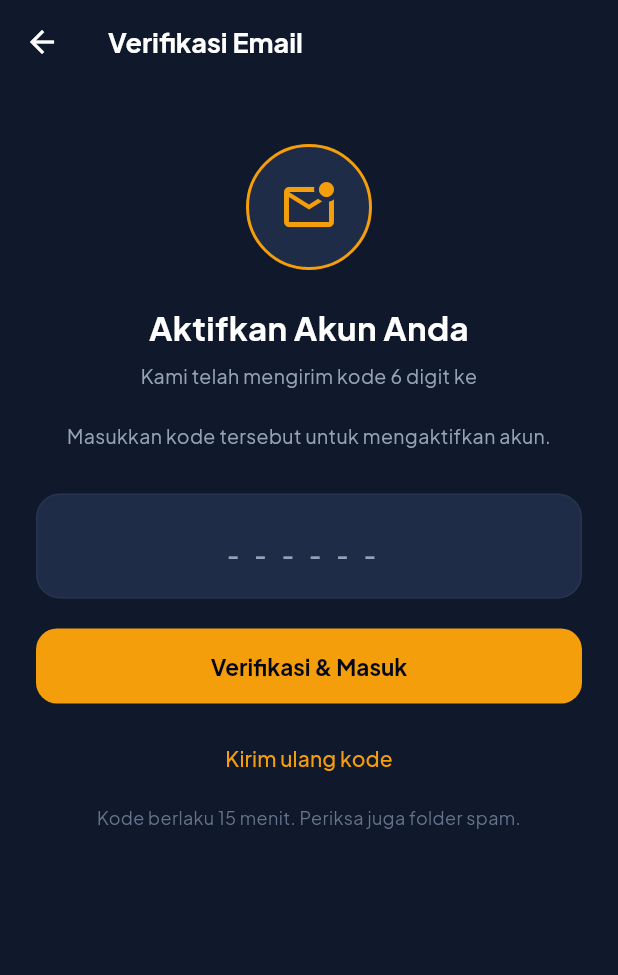
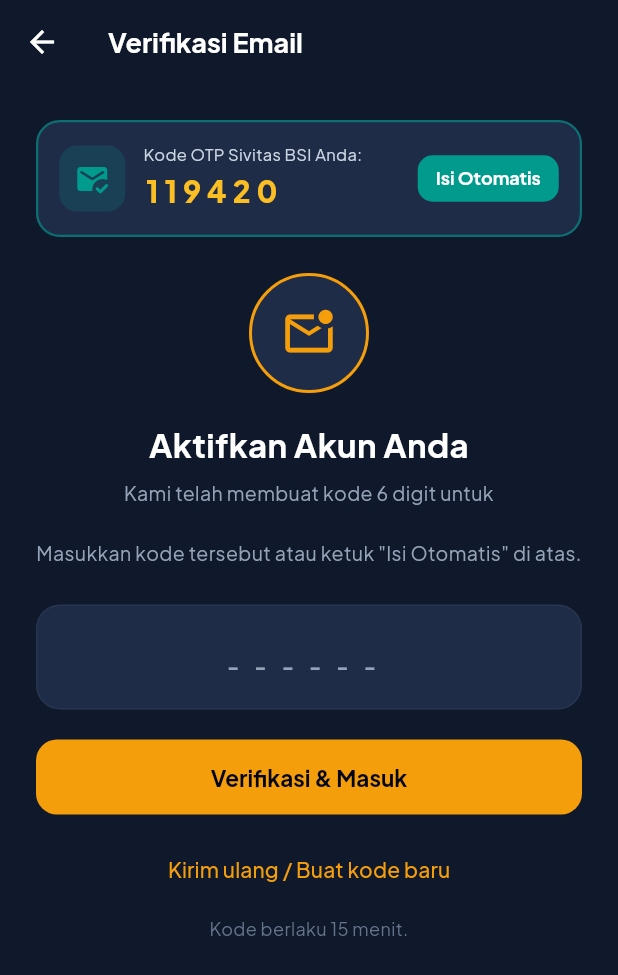
Before and after one commit to MunnaK17/findit-mobile, a Flutter app: the VerifyEmailView screen opened directly with empty values, on a phone screen of 412 x 824 dp. Shown: the top 975 px of the screen. Run offline on Flutter 3.47's test engine with Material 3 defaults, Android fonts, the phone set to English and light mode, and no system bars; our stand-ins replace google_fonts, image_picker, shared_preferences, supabase_flutter; accounts and stored records are empty.

Commit message:
feat(mobile): add instant 6-digit OTP verification banner and Supabase fallback

```diff
--- a/lib/views/auth/verify_email_view.dart
+++ b/lib/views/auth/verify_email_view.dart
@@ -1,6 +1,7 @@
 import 'package:flutter/material.dart';
 import '../../core/constants/colors.dart';
 import '../../services/auth_service.dart';
+import '../../services/supabase_service.dart';
 import '../main_navigation_view.dart';
 
 class VerifyEmailView extends StatefulWidget {
@@ -16,6 +17,13 @@ class _VerifyEmailViewState extends State<VerifyEmailView> {
   final _codeController = TextEditingController();
   bool _isLoading = false;
   int _cooldown = 0;
+  late String _activeOtp;
+
+  @override
+  void initState() {
+    super.initState();
+    _activeOtp = SupabaseService.getOrCreateOtp(widget.email);
+  }
 
   @override
   void dispose() {
@@ -49,14 +57,25 @@ class _VerifyEmailViewState extends State<VerifyEmailView> {
     if (_cooldown > 0) return;
     final ok = await AuthService.resendVerification(widget.email);
     if (!mounted) return;
-    _snack(ok ? 'Kode baru telah dikirim ke email Anda' : 'Gagal mengirim ulang kode',
-        ok ? AppColors.success : AppColors.danger);
+    setState(() {
+      _activeOtp = SupabaseService.getOrCreateOtp(widget.email);
+    });
+    _snack(
+      ok ? 'Kode OTP baru Anda: $_activeOtp' : 'Gagal mengirim ulang kode',
+      ok ? AppColors.success : AppColors.danger,
+    );
     if (!ok) return;
-    setState(() => _cooldown = 60);
+    setState(() => _cooldown = 30);
     while (mounted && _cooldown > 0) {
       await Future.delayed(const Duration(seconds: 1));
       if (mounted) setState(() => _cooldown--);
     }
+  }
+
+  void _autoFillOtp() {
+    setState(() {
+      _codeController.text = _activeOtp;
+    });
   }
 
   void _snack(String msg, Color color) {
@@ -80,21 +99,77 @@ class _VerifyEmailViewState extends State<VerifyEmailView> {
           child: Column(
             crossAxisAlignment: CrossAxisAlignment.stretch,
             children: [
-              const SizedBox(height: 16),
+              // Banner Kode OTP Instan (Solusi Tanpa SMTP Eksternal)
+              Container(
+                padding: const EdgeInsets.all(14),
+                decoration: BoxDecoration(
+                  color: AppColors.cardBgLight,
+                  borderRadius: BorderRadius.circular(16),
+                  border: Border.all(color: AppColors.bsiTeal.withValues(alpha: 0.6), width: 1.5),
+                ),
+                child: Row(
+                  children: [
+                    Container(
+                      padding: const EdgeInsets.all(10),
+                      decoration: BoxDecoration(
+                        color: AppColors.bsiTeal.withValues(alpha: 0.18),
+                        borderRadius: BorderRadius.circular(12),
+                      ),
+                      child: const Icon(Icons.mark_email_read_rounded, color: AppColors.bsiTeal, size: 24),
+                    ),
+                    const SizedBox(width: 12),
+                    Expanded(
+                      child: Column(
+                        crossAxisAlignment: CrossAxisAlignment.start,
+                        children: [
+                          const Text(
+                            'Kode OTP Sivitas BSI Anda:',
+                            style: TextStyle(fontSize: 11, color: AppColors.slate300),
+                          ),
+                          const SizedBox(height: 2),
+                          Text(
+                            _activeOtp,
+                            style: const TextStyle(
+                              fontSize: 20,
+                              fontWeight: FontWeight.w900,
+                              color: AppColors.accentAmberLight,
+                              letterSpacing: 4,
+                            ),
+                          ),
+                        ],
+                      ),
+                    ),
+                    ElevatedButton(
+                      onPressed: _autoFillOtp,
+                      style: ElevatedButton.styleFrom(
+                        backgroundColor: AppColors.bsiTeal,
+                        foregroundColor: Colors.white,
+                        padding: const EdgeInsets.symmetric(horizontal: 12, vertical: 8),
+                        minimumSize: Size.zero,
+                        tapTargetSize: MaterialTapTargetSize.shrinkWrap,
+                        shape: RoundedRectangleBorder(borderRadius: BorderRadius.circular(10)),
+                      ),
+                      child: const Text('Isi Otomatis', style: TextStyle(fontSize: 12, fontWeight: FontWeight.bold)),
+                    ),
+                  ],
+                ),
+              ),
+
+              const SizedBox(height: 24),
               Center(
                 child: Container(
-                  width: 84,
-                  height: 84,
+                  width: 80,
+                  height: 80,
                   decoration: BoxDecoration(
                     color: AppColors.cardBgLight,
                     shape: BoxShape.circle,
                     border: Border.all(color: AppColors.accentAmber, width: 2),
                   ),
                   child: const Icon(Icons.mark_email_unread_outlined,
-                      size: 40, color: AppColors.accentAmber),
+                      size: 38, color: AppColors.accentAmber),
                 ),
               ),
-              const SizedBox(height: 22),
+              const SizedBox(height: 18),
               const Text(
                 'Aktifkan Akun Anda',
                 textAlign: TextAlign.center,
@@ -102,11 +177,11 @@ class _VerifyEmailViewState extends State<VerifyEmailView> {
               ),
               const SizedBox(height: 8),
               Text(
-                'Kami telah mengirim kode 6 digit ke\n${widget.email}\nMasukkan kode tersebut untuk mengaktifkan akun.',
+                'Kami telah membuat kode 6 digit untuk\n${widget.email}\nMasukkan kode tersebut atau ketuk "Isi Otomatis" di atas.',
                 textAlign: TextAlign.center,
                 style: const TextStyle(fontSize: 13, color: AppColors.slate400, height: 1.5),
               ),
-              const SizedBox(height: 28),
+              const SizedBox(height: 24),
               TextField(
                 controller: _codeController,
                 keyboardType: TextInputType.number,
@@ -137,7 +212,7 @@ class _VerifyEmailViewState extends State<VerifyEmailView> {
               TextButton(
                 onPressed: _cooldown > 0 ? null : _resend,
                 child: Text(
-                  _cooldown > 0 ? 'Kirim ulang kode ($_cooldown dtk)' : 'Kirim ulang kode',
+                  _cooldown > 0 ? 'Kirim ulang kode ($_cooldown dtk)' : 'Kirim ulang / Buat kode baru',
                   style: TextStyle(
                     color: _cooldown > 0 ? AppColors.slate400 : AppColors.accentAmber,
                   ),
@@ -145,7 +220,7 @@ class _VerifyEmailViewState extends State<VerifyEmailView> {
               ),
               const SizedBox(height: 8),
               const Text(
-                'Kode berlaku 15 menit. Periksa juga folder spam.',
+                'Kode berlaku 15 menit.',
                 textAlign: TextAlign.center,
                 style: TextStyle(fontSize: 12, color: AppColors.textMuted),
               ),
```
Also changed, not shown: lib/services/supabase_service.dart (+156 -36 lines).
